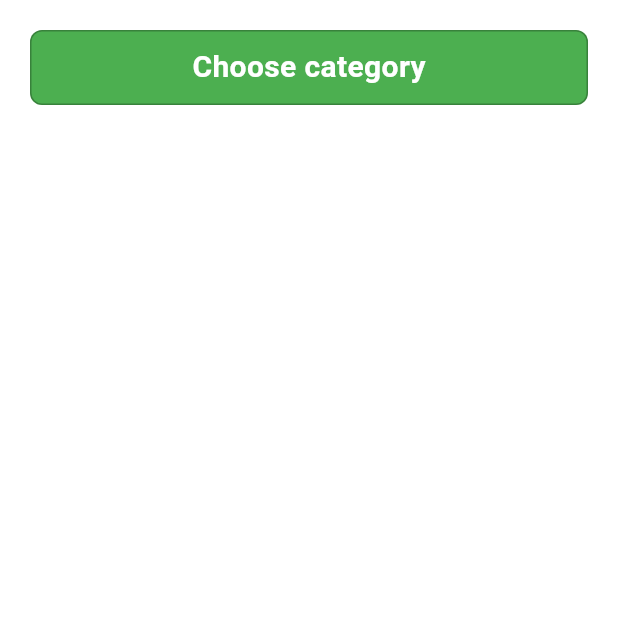
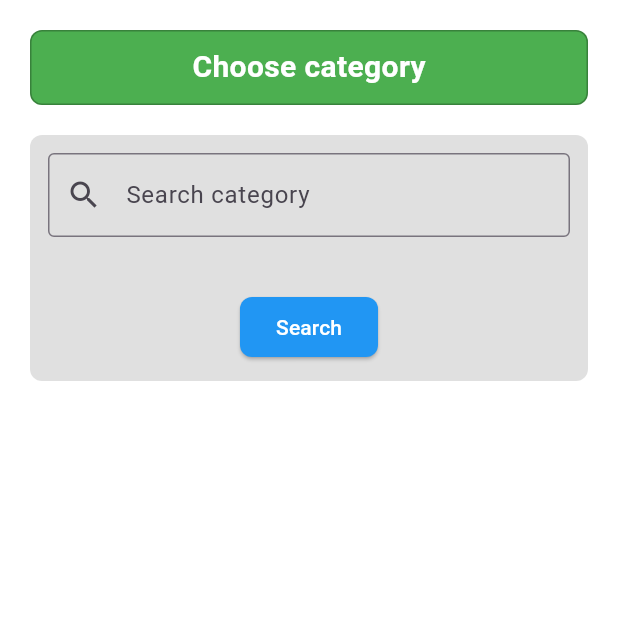
Before and after one commit to Mehdi1987bk/pasa_project, a Flutter app: the screen it shows after launch, on a phone screen of 412 x 824 dp, the top half of it. Run offline on Flutter 3.47's test engine with Material 3 defaults, Android fonts, the phone set to English and light mode, and no system bars; our stand-ins replace cached_network_image, dio, get_it, logger, retrofit, rxdart; generated files the repository leaves out were written again.

Commit message:
finish project

```diff
--- a/lib/screens/home/widget/category_item.dart
+++ b/lib/screens/home/widget/category_item.dart
@@ -1,3 +1,5 @@
+import 'dart:convert';
+
 import 'package:cached_network_image/cached_network_image.dart';
 import 'package:flutter/cupertino.dart';
 import 'package:flutter/material.dart';
@@ -108,6 +110,14 @@ final String jsonData = '''
   ]
 }
 ''';
+
+final Map<String, dynamic> categoryMap = jsonDecode(jsonData);
+
+
+final List<Map<String, dynamic>> allCategories = categoryMap.values
+    .expand((list) => List<Map<String, dynamic>>.from(list))
+    .toList();
+
 class CategoryTile extends StatelessWidget {
   final int id;
   final bool selected;
--- a/lib/screens/home/widget/selected_categories_widget.dart
+++ b/lib/screens/home/widget/selected_categories_widget.dart
@@ -2,17 +2,55 @@ import 'package:flutter/material.dart';
 
 import 'category_item.dart';
 
-class SelectedCategoriesWidget extends StatelessWidget {
+import 'dart:convert';
+
+class SelectedCategoriesWidget extends StatefulWidget {
   final List<int> selectedCategoryIds;
   final void Function(int id) onDelete;
+  final void Function(int id) onAdd;
   final VoidCallback onSearch;
 
   const SelectedCategoriesWidget({
     Key? key,
     required this.selectedCategoryIds,
     required this.onDelete,
+    required this.onAdd,
     required this.onSearch,
   }) : super(key: key);
+
+  @override
+  State<SelectedCategoriesWidget> createState() => _SelectedCategoriesWidgetState();
+}
+
+class _SelectedCategoriesWidgetState extends State<SelectedCategoriesWidget> {
+  final TextEditingController _searchController = TextEditingController();
+  List<Map<String, dynamic>> _searchResults = [];
+
+
+  late final List<Map<String, dynamic>> allCategories;
+
+  @override
+  void initState() {
+    super.initState();
+    final decoded = jsonDecode(jsonData) as Map<String, dynamic>;
+    allCategories = decoded.values
+        .expand((list) => List<Map<String, dynamic>>.from(list))
+        .toList();
+  }
+
+  void _onSearchTextChanged(String text) {
+    if (text.length < 1) {
+      setState(() => _searchResults = []);
+      return;
+    }
+    setState(() {
+      _searchResults = allCategories
+          .where((item) =>
+      item['name'].toLowerCase().contains(text.toLowerCase()) &&
+          !widget.selectedCategoryIds.contains(item['id']))
+          .toList();
+    });
+  }
 
   @override
   Widget build(BuildContext context) {
@@ -25,11 +63,37 @@ class SelectedCategoriesWidget extends StatelessWidget {
       ),
       child: Column(
         children: [
+          TextField(
+            controller: _searchController,
+            decoration: const InputDecoration(
+              labelText: 'Search category',
+              prefixIcon: Icon(Icons.search),
+              border: OutlineInputBorder(),
+            ),
+            onChanged: _onSearchTextChanged,
+          ),
+          const SizedBox(height: 12),
+          if (_searchResults.isNotEmpty)
+            Wrap(
+              spacing: 8,
+              runSpacing: 8,
+              children: _searchResults.map((item) {
+                return ActionChip(
+                  label: Text(item['name']),
+                  onPressed: () {
+                    widget.onAdd(item['id']);
+                    _searchController.clear();
+                    _onSearchTextChanged('');
+                  },
+                );
+              }).toList(),
+            ),
+          const SizedBox(height: 12),
           Wrap(
             spacing: 8,
             runSpacing: 8,
-            children: selectedCategoryIds.map((id) {
-              return Chip(
+            children: widget.selectedCategoryIds.map((id) {
+               return Chip(
                 padding: const EdgeInsets.all(0),
                 label: CategoryTile(
                   size: 30,
@@ -38,7 +102,7 @@ class SelectedCategoriesWidget extends StatelessWidget {
                 ),
                 backgroundColor: Colors.grey.shade300,
                 deleteIcon: const Icon(Icons.close),
-                onDeleted: () => onDelete(id),
+                onDeleted: () => widget.onDelete(id),
                 shape: RoundedRectangleBorder(
                   borderRadius: BorderRadius.circular(6),
                 ),
@@ -53,7 +117,7 @@ class SelectedCategoriesWidget extends StatelessWidget {
                 borderRadius: BorderRadius.circular(8),
               ),
             ),
-            onPressed: onSearch,
+            onPressed: widget.onSearch,
             child: const Text(
               'Search',
               style: TextStyle(color: Colors.white),
```
Also changed, not shown: lib/screens/home/home_screen.dart (+6 -5 lines).
